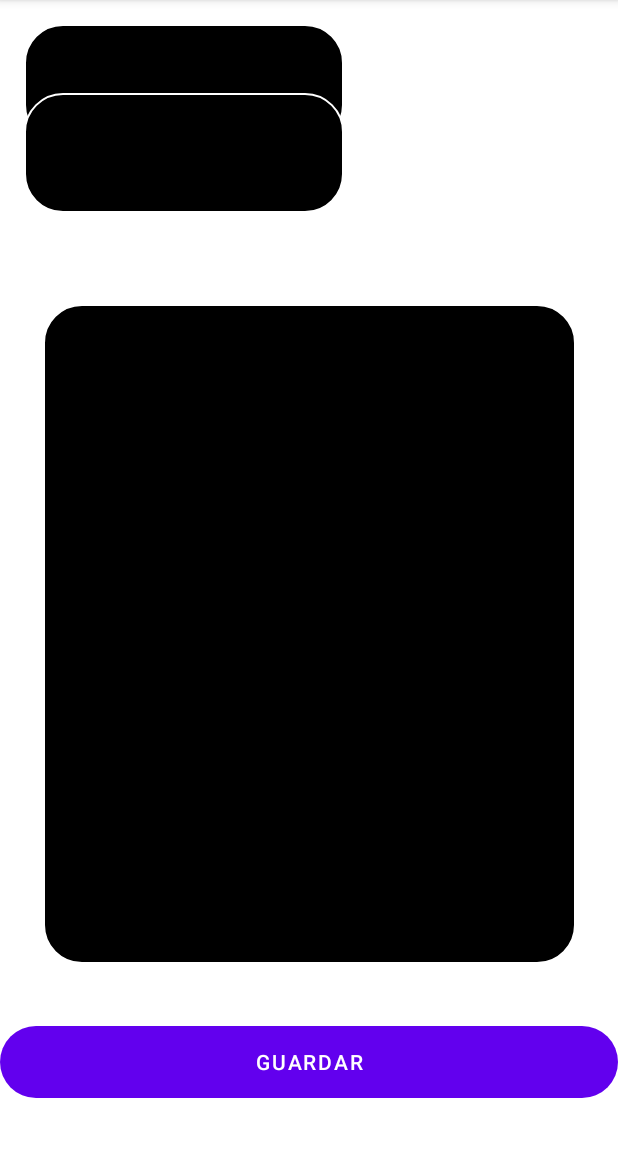
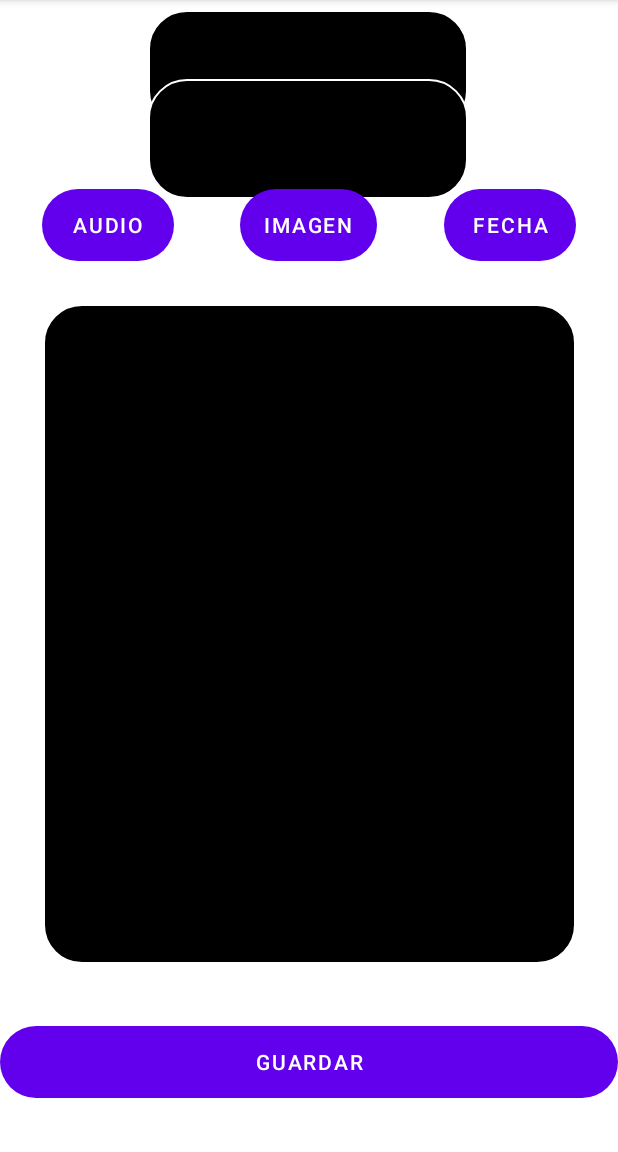
Before and after one commit to Kill3rDev/Proyecto_Final, an Android app: the agregarnota screen opened directly, with no data from a screen before it, on a phone screen of 412 x 824 dp, the part 84-1236 px from its top. Run offline under Robolectric (Android 15) with nearby library versions, the phone set to English and light mode, and no system bars.

Commit message:
Se agregaron botones y mejoras visuales en agregarnota

```diff
--- a/app/src/main/res/layout/activity_agregarnota.xml
+++ b/app/src/main/res/layout/activity_agregarnota.xml
@@ -17,10 +17,10 @@
         android:inputType="textPersonName"
         app:layout_constraintBottom_toBottomOf="parent"
         app:layout_constraintEnd_toEndOf="parent"
-        app:layout_constraintHorizontal_bias="0.079"
+        app:layout_constraintHorizontal_bias="0.497"
         app:layout_constraintStart_toStartOf="parent"
         app:layout_constraintTop_toTopOf="parent"
-        app:layout_constraintVertical_bias="0.023" />
+        app:layout_constraintVertical_bias="0.01" />
 
     <EditText
         android:id="@+id/editTextTextPersonName5"
@@ -33,10 +33,10 @@
         android:inputType="textPersonName"
         app:layout_constraintBottom_toBottomOf="parent"
         app:layout_constraintEnd_toEndOf="parent"
-        app:layout_constraintHorizontal_bias="0.079"
+        app:layout_constraintHorizontal_bias="0.497"
         app:layout_constraintStart_toStartOf="parent"
         app:layout_constraintTop_toTopOf="parent"
-        app:layout_constraintVertical_bias="0.09" />
+        app:layout_constraintVertical_bias="0.077" />
 
     <EditText
         android:id="@+id/txtNota"
@@ -66,4 +66,43 @@
         app:layout_constraintTop_toTopOf="parent"
         app:layout_constraintVertical_bias="0.95" />
 
+    <Button
+        android:id="@+id/buttonfech"
+        android:layout_width="wrap_content"
+        android:layout_height="wrap_content"
+        android:background="@drawable/buttonstyle"
+        android:text="Fecha"
+        app:layout_constraintBottom_toBottomOf="parent"
+        app:layout_constraintEnd_toEndOf="parent"
+        app:layout_constraintHorizontal_bias="0.913"
+        app:layout_constraintStart_toStartOf="parent"
+        app:layout_constraintTop_toTopOf="parent"
+        app:layout_constraintVertical_bias="0.175" />
+
+    <Button
+        android:id="@+id/button2aud"
+        android:layout_width="wrap_content"
+        android:layout_height="wrap_content"
+        android:background="@drawable/buttonstyle"
+        android:text="Audio"
+        app:layout_constraintBottom_toBottomOf="parent"
+        app:layout_constraintEnd_toEndOf="parent"
+        app:layout_constraintHorizontal_bias="0.086"
+        app:layout_constraintStart_toStartOf="parent"
+        app:layout_constraintTop_toTopOf="parent"
+        app:layout_constraintVertical_bias="0.175" />
+
+    <Button
+        android:id="@+id/button3imag"
+        android:layout_width="wrap_content"
+        android:layout_height="wrap_content"
+        android:background="@drawable/buttonstyle"
+        android:text="Imagen"
+        app:layout_constraintBottom_toBottomOf="parent"
+        app:layout_constraintEnd_toEndOf="parent"
+        app:layout_constraintHorizontal_bias="0.498"
+        app:layout_constraintStart_toStartOf="parent"
+        app:layout_constraintTop_toTopOf="parent"
+        app:layout_constraintVertical_bias="0.175" />
+
 </androidx.constraintlayout.widget.ConstraintLayout>
```
